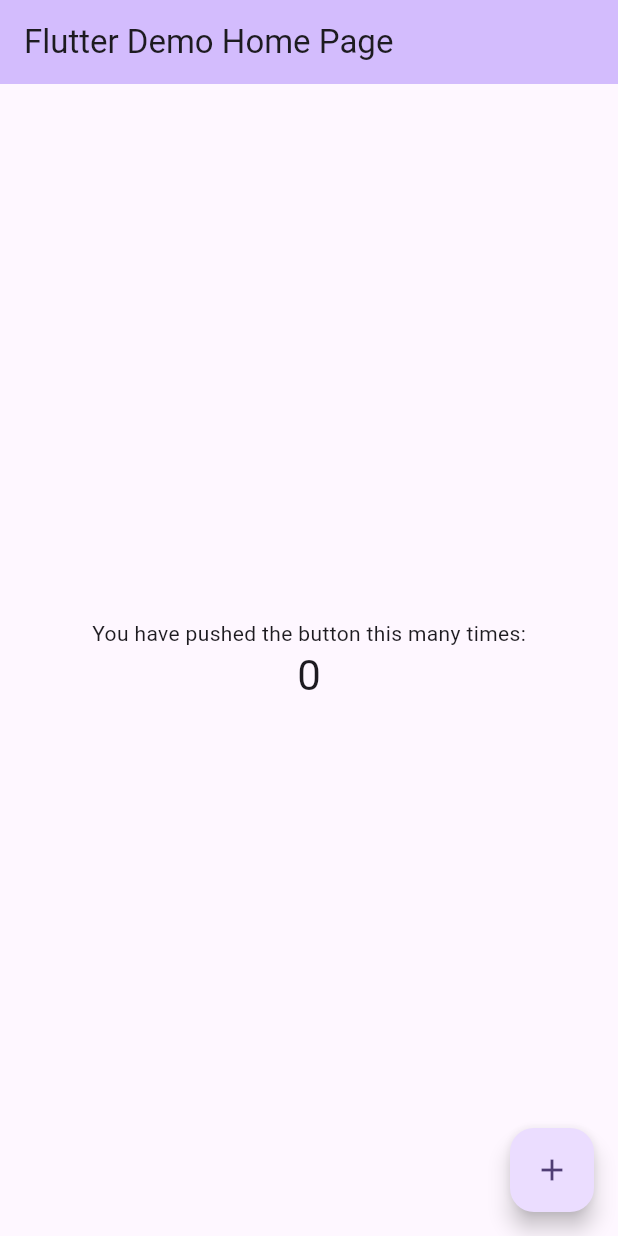
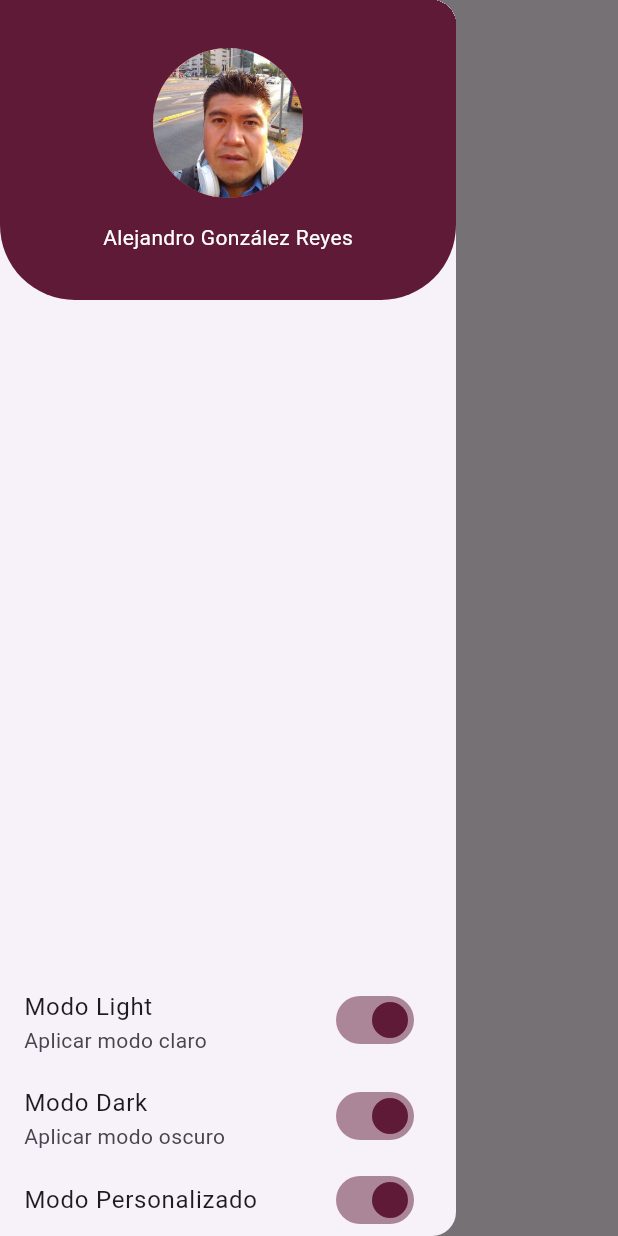
Before and after one commit to alexglzrys/flutter_themes, a Flutter app: the screen it shows after launch, with the side drawer open (before the commit the screen has no drawer), on a phone screen of 412 x 824 dp. Run offline on Flutter 3.47's test engine with Material 3 defaults, Android fonts, the phone set to English and light mode, and no system bars.

Commit message:
Drawer personalizado

```diff
--- a/lib/main.dart
+++ b/lib/main.dart
@@ -1,125 +1,17 @@
 import 'package:flutter/material.dart';
+import 'package:themes_flutter_app/screens/screens.dart';
 
-void main() {
-  runApp(const MyApp());
-}
+void main() => runApp(const ThemesApp());
 
-class MyApp extends StatelessWidget {
-  const MyApp({super.key});
+class ThemesApp extends StatelessWidget {
+  const ThemesApp({super.key});
 
-  // This widget is the root of your application.
   @override
   Widget build(BuildContext context) {
-    return MaterialApp(
-      title: 'Flutter Demo',
-      theme: ThemeData(
-        // This is the theme of your application.
-        //
-        // TRY THIS: Try running your application with "flutter run". You'll see
-        // the application has a purple toolbar. Then, without quitting the app,
-        // try changing the seedColor in the colorScheme below to Colors.green
-        // and then invoke "hot reload" (save your changes or press the "hot
-        // reload" button in a Flutter-supported IDE, or press "r" if you used
-        // the command line to start the app).
-        //
-        // Notice that the counter didn't reset back to zero; the application
-        // state is not lost during the reload. To reset the state, use hot
-        // restart instead.
-        //
-        // This works for code too, not just values: Most code changes can be
-        // tested with just a hot reload.
-        colorScheme: ColorScheme.fromSeed(seedColor: Colors.deepPurple),
-        useMaterial3: true,
-      ),
-      home: const MyHomePage(title: 'Flutter Demo Home Page'),
+    return const MaterialApp(
+      debugShowCheckedModeBanner: false,
+      title: 'Themes App',
+      home: HomeScreen(),
     );
   }
 }
-
-class MyHomePage extends StatefulWidget {
-  const MyHomePage({super.key, required this.title});
-
-  // This widget is the home page of your application. It is stateful, meaning
-  // that it has a State object (defined below) that contains fields that affect
-  // how it looks.
-
-  // This class is the configuration for the state. It holds the values (in this
-  // case the title) provided by the parent (in this case the App widget) and
-  // used by the build method of the State. Fields in a Widget subclass are
-  // always marked "final".
-
-  final String title;
-
-  @override
-  State<MyHomePage> createState() => _MyHomePageState();
-}
-
-class _MyHomePageState extends State<MyHomePage> {
-  int _counter = 0;
-
-  void _incrementCounter() {
-    setState(() {
-      // This call to setState tells the Flutter framework that something has
-      // changed in this State, which causes it to rerun the build method below
-      // so that the display can reflect the updated values. If we changed
-      // _counter without calling setState(), then the build method would not be
-      // called again, and so nothing would appear to happen.
-      _counter++;
-    });
-  }
-
-  @override
-  Widget build(BuildContext context) {
-    // This method is rerun every time setState is called, for instance as done
-    // by the _incrementCounter method above.
-    //
-    // The Flutter framework has been optimized to make rerunning build methods
-    // fast, so that you can just rebuild anything that needs updating rather
-    // than having to individually change instances of widgets.
-    return Scaffold(
-      appBar: AppBar(
-        // TRY THIS: Try changing the color here to a specific color (to
-        // Colors.amber, perhaps?) and trigger a hot reload to see the AppBar
-        // change color while the other colors stay the same.
-        backgroundColor: Theme.of(context).colorScheme.inversePrimary,
-        // Here we take the value from the MyHomePage object that was created by
-        // the App.build method, and use it to set our appbar title.
-        title: Text(widget.title),
-      ),
-      body: Center(
-        // Center is a layout widget. It takes a single child and positions it
-        // in the middle of the parent.
-        child: Column(
-          // Column is also a layout widget. It takes a list of children and
-          // arranges them vertically. By default, it sizes itself to fit its
-          // children horizontally, and tries to be as tall as its parent.
-          //
-          // Column has various properties to control how it sizes itself and
-          // how it positions its children. Here we use mainAxisAlignment to
-          // center the children vertically; the main axis here is the vertical
-          // axis because Columns are vertical (the cross axis would be
-          // horizontal).
-          //
-          // TRY THIS: Invoke "debug painting" (choose the "Toggle Debug Paint"
-          // action in the IDE, or press "p" in the console), to see the
-          // wireframe for each widget.
-          mainAxisAlignment: MainAxisAlignment.center,
-          children: <Widget>[
-            const Text(
-              'You have pushed the button this many times:',
-            ),
-            Text(
-              '$_counter',
-              style: Theme.of(context).textTheme.headlineMedium,
-            ),
-          ],
-        ),
-      ),
-      floatingActionButton: FloatingActionButton(
-        onPressed: _incrementCounter,
-        tooltip: 'Increment',
-        child: const Icon(Icons.add),
-      ), // This trailing comma makes auto-formatting nicer for build methods.
-    );
-  }
-}
--- /dev/null
+++ b/lib/screens/home_screen.dart
@@ -0,0 +1,19 @@
+import 'package:flutter/material.dart';
+import 'package:themes_flutter_app/widgets/widgets.dart';
+
+class HomeScreen extends StatelessWidget {
+  const HomeScreen({super.key});
+
+  @override
+  Widget build(BuildContext context) {
+    return Scaffold(
+      appBar: AppBar(
+        title: const Text('Home Screen'),
+      ),
+      drawer: const CustomDrawer(),
+      body: const Center(
+        child: Text('Home Screen'),
+      ),
+    );
+  }
+}
--- /dev/null
+++ b/lib/screens/screens.dart
@@ -0,0 +1 @@
+export 'package:themes_flutter_app/screens/home_screen.dart';
--- /dev/null
+++ b/lib/widgets/custom_drawer.dart
@@ -0,0 +1,101 @@
+import 'package:flutter/material.dart';
+
+// Drawer personalizado
+class CustomDrawer extends StatelessWidget {
+  const CustomDrawer({super.key});
+
+  @override
+  Widget build(BuildContext context) {
+    return const Drawer(
+      child: Column(
+        children: [
+          _Header(),
+          Spacer(),
+          _OptionTheme(),
+        ],
+      ),
+    );
+  }
+}
+
+// Sección de controles de selección de tema para la aplicaciónn
+class _OptionTheme extends StatelessWidget {
+  const _OptionTheme();
+
+  @override
+  Widget build(BuildContext context) {
+    return Column(
+      children: [
+        ListTile(
+          visualDensity: VisualDensity.compact,
+          title: const Text('Modo Light'),
+          subtitle: const Text('Aplicar modo claro'),
+          trailing: Switch.adaptive(
+            value: true,
+            activeColor: const Color(0xff5F1A37),
+            onChanged: (value) {},
+          ),
+        ),
+        ListTile(
+          visualDensity: VisualDensity.compact,
+          //dense: true,
+          title: const Text('Modo Dark'),
+          subtitle: const Text('Aplicar modo oscuro'),
+          trailing: Switch.adaptive(
+            value: true,
+            activeColor: const Color(0xff5F1A37),
+            onChanged: (value) {},
+          ),
+        ),
+        ListTile(
+          //dense: true,
+          visualDensity: VisualDensity.compact,
+          title: const Text('Modo Personalizado'),
+          trailing: Switch.adaptive(
+            value: true,
+            activeColor: const Color(0xff5F1A37),
+            onChanged: (value) {},
+          ),
+        ),
+      ],
+    );
+  }
+}
+
+// Sección del Header para Drawer (avatar y nombre del usuario)
+class _Header extends StatelessWidget {
+  const _Header();
+
+  @override
+  Widget build(BuildContext context) {
+    return SafeArea(
+      child: Container(
+        padding: const EdgeInsets.all(16),
+        width: double.infinity,
+        height: 200,
+        decoration: const BoxDecoration(
+            color: Color(0xFF5F1A37),
+            borderRadius: BorderRadius.only(
+                bottomLeft: Radius.circular(50),
+                bottomRight: Radius.circular(50))),
+        child: const Column(
+          mainAxisAlignment: MainAxisAlignment.center,
+          children: [
+            CircleAvatar(
+              backgroundImage: AssetImage('assets/images/avatar.jpg'),
+              radius: 50,
+              backgroundColor: Colors.red,
+            ),
+            SizedBox(
+              height: 16,
+            ),
+            Text(
+              'Alejandro González Reyes',
+              style: TextStyle(color: Colors.white),
+            ),
+          ],
+        ),
+      ),
+    );
+  }
+}
--- /dev/null
+++ b/lib/widgets/widgets.dart
@@ -0,0 +1 @@
+export 'package:themes_flutter_app/widgets/custom_drawer.dart';
```
Also changed, not shown: pubspec.yaml (+4 -6 lines), assets/images/avatar.jpg (added), 1 other file.
